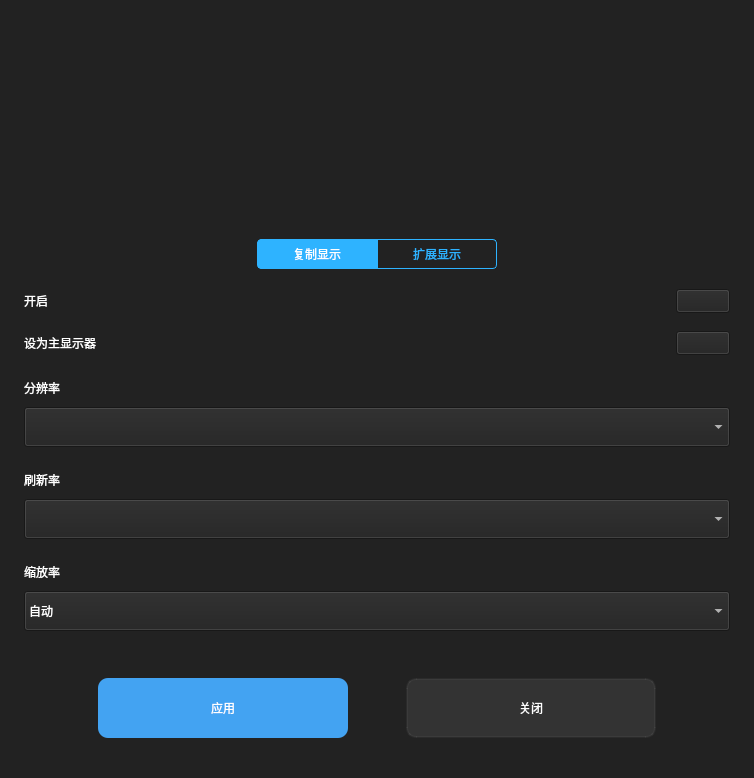
openeuler-mirror/kiran-control-panel, file kiran-display-configuration.ui: the form before one commit.
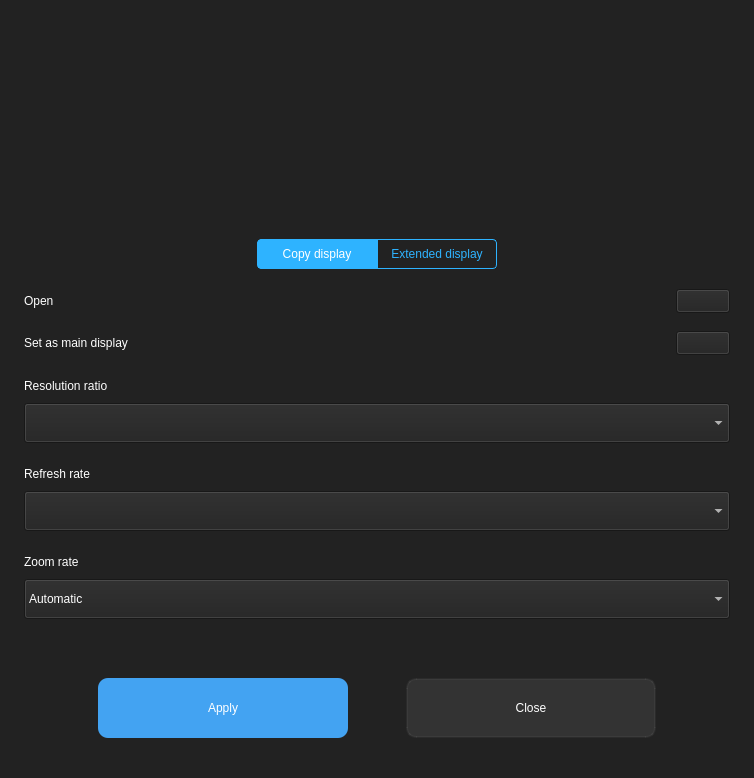
The form after the commit. The open tabs and pages were chosen to show the change. Icons and pictures are not drawn. Custom widgets are drawn as their Qt base class.

Commit message: feature(kiran-display-tools): Add support for image flipping; the text on the virtual display is displayed according to the actual situation of rotation / flipping。 - 添加支持镜像翻转;虚拟显示器上的文字根据旋转/翻转实际情况显示. Closes #34217

The edit to the form file:
```diff
--- a/kiran-display-configuration.ui
+++ b/kiran-display-configuration.ui
@@ -125,7 +125,7 @@
 </string>
           </property>
           <property name="text">
-           <string>复制显示</string>
+           <string>Copy display</string>
           </property>
           <property name="checkable">
            <bool>true</bool>
@@ -174,7 +174,7 @@
 </string>
           </property>
           <property name="text">
-           <string>扩展显示</string>
+           <string>Extended display</string>
           </property>
           <property name="checkable">
            <bool>true</bool>
@@ -267,7 +267,7 @@
        <rect>
         <x>0</x>
         <y>0</y>
-        <width>692</width>
+        <width>700</width>
         <height>501</height>
        </rect>
       </property>
@@ -598,7 +598,7 @@
                 <item>
                  <widget class="QLabel" name="label_7">
                   <property name="text">
-                   <string>开启</string>
+                   <string>Open</string>
                   </property>
                  </widget>
                 </item>
@@ -677,7 +677,7 @@
                    <item>
                     <widget class="QLabel" name="label_8">
                      <property name="text">
-                      <string>设为主显示器</string>
+                      <string>Set as main display</string>
                      </property>
                     </widget>
                    </item>
@@ -751,7 +751,7 @@
              <item>
               <widget class="QLabel" name="label_4">
                <property name="text">
-                <string>分辨率</string>
+                <string>Resolution ratio</string>
                </property>
               </widget>
              </item>
@@ -781,7 +781,7 @@
              <item>
               <widget class="QLabel" name="label_5">
                <property name="text">
-                <string>刷新率</string>
+                <string>Refresh rate</string>
                </property>
               </widget>
              </item>
@@ -811,7 +811,7 @@
              <item>
               <widget class="QLabel" name="label_6">
                <property name="text">
-                <string>缩放率</string>
+                <string>Zoom rate</string>
                </property>
               </widget>
              </item>
@@ -831,7 +831,7 @@
                </property>
                <item>
                 <property name="text">
-                 <string>自动</string>
+                 <string>Automatic</string>
                 </property>
                </item>
                <item>
@@ -917,7 +917,7 @@
 </string>
                </property>
                <property name="text">
-                <string>应用</string>
+                <string>Apply</string>
                </property>
               </widget>
              </item>
@@ -953,7 +953,7 @@
   }</string>
                </property>
                <property name="text">
-                <string>关闭</string>
+                <string>Close</string>
                </property>
               </widget>
              </item>
```
Left out of the diff: 16 changed lines with no effect on the pictures. The commit also changes 27 other files.
